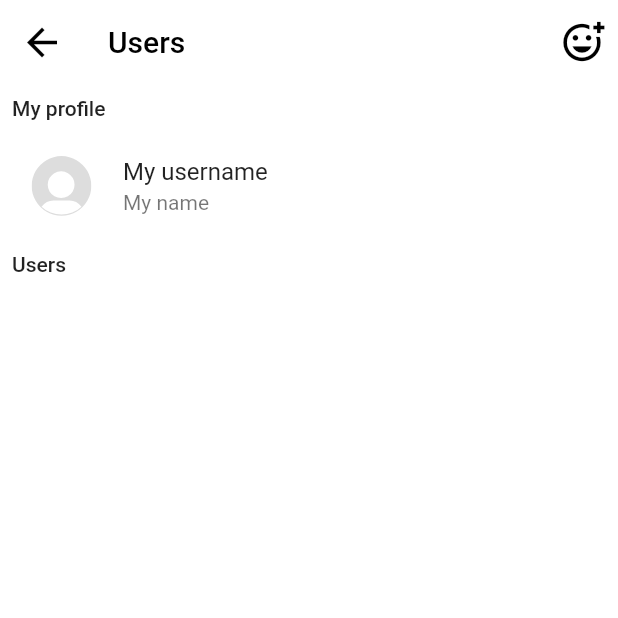
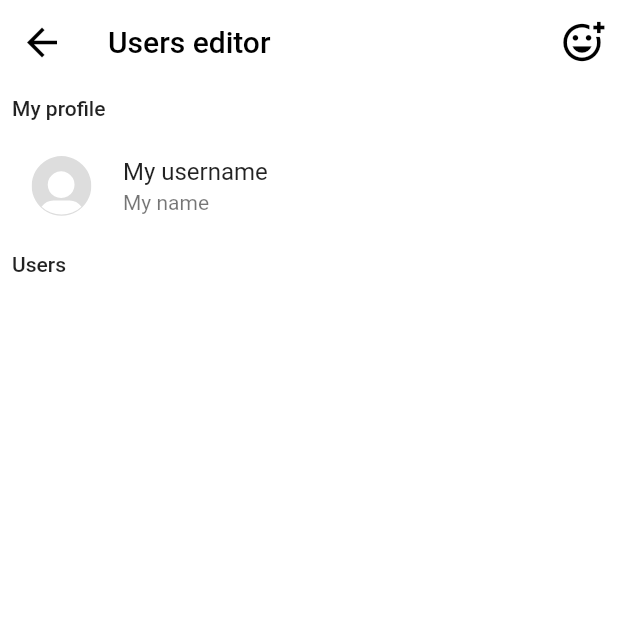
Before and after one commit to VyacheslavBukach/InstaFake, a Flutter app: the UserEditorScreen screen opened by its route, on a phone screen of 412 x 824 dp, the top half of it. Run offline on Flutter 3.47's test engine with Material 2 defaults, Android fonts, the phone set to English and light mode, and no system bars; our stand-ins replace flutter_svg, get, hive, hive_flutter, image_picker; missing offline and left inert: story; accounts and stored records are empty.

Commit message:
Change name screen

```diff
--- a/lib/presentation/screens/profile_screen.dart
+++ b/lib/presentation/screens/profile_screen.dart
@@ -194,7 +194,7 @@ final _menuTiles = [
   ),
   ListTile(
     leading: const Icon(Icons.supervised_user_circle),
-    title: Text('users'.tr),
+    title: Text('users_editor'.tr),
     onTap: () {
       Get.back();
       Get.toNamed(AppRoutes.userEditor);
--- a/lib/presentation/screens/user_editor_screen.dart
+++ b/lib/presentation/screens/user_editor_screen.dart
@@ -13,7 +13,7 @@ class UserEditorScreen extends GetView<UsersController> {
   Widget build(BuildContext context) {
     return Scaffold(
       appBar: AppBar(
-        title: Text('users'.tr),
+        title: Text('users_editor'.tr),
         actions: [
           IconButton(
             onPressed: () {
--- a/lib/utils/app_translation.dart
+++ b/lib/utils/app_translation.dart
@@ -33,6 +33,7 @@ class AppTranslation extends Translations {
           'active_now': 'Active now',
           'active_desc': 'Change profile status to online',
           'my_profile': 'My profile',
+          'users_editor': 'Users editor',
         },
         'ru_RU': {
           'app_name': 'ИнстаФэйк',
@@ -64,6 +65,7 @@ class AppTranslation extends Translations {
           'active_now': 'Активен сейчас',
           'active_desc': 'Изменить статус профиля на онлайн',
           'my_profile': 'Мой профиль',
+          'users_editor': 'Редактор пользователей',
         }
       };
 }
```
